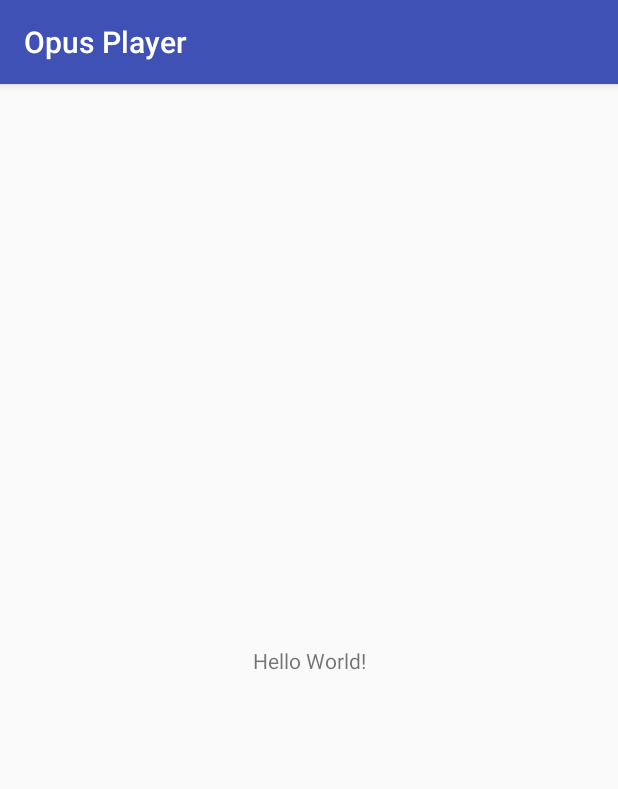
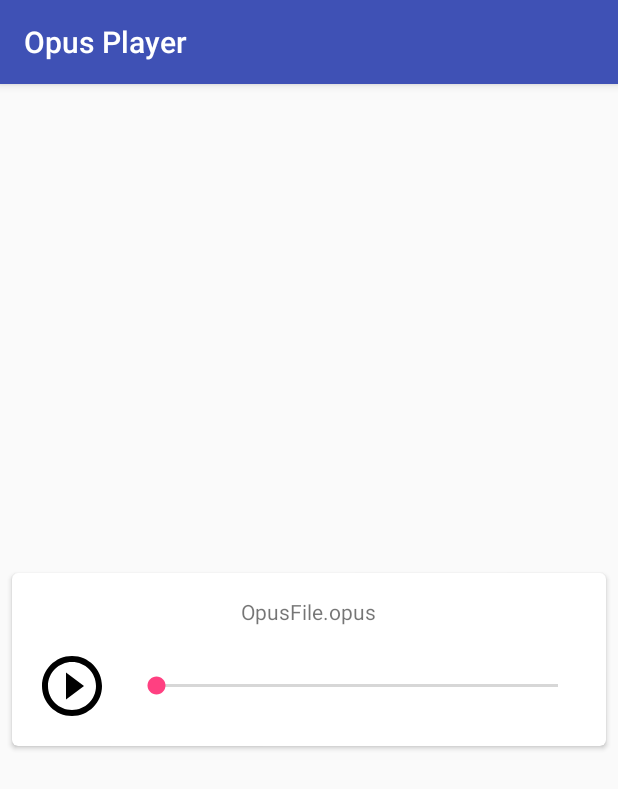
Before and after one commit to kukuhsain/OpusPlayerAndroid, an Android app: the screen it shows after launch (MainActivity), on a phone screen of 412 x 824 dp. Shown: the top 789 px of the screen. Run offline under Robolectric (Android 15) with nearby library versions, the phone set to English and light mode, and no system bars.

Commit message:
Update activity_main layout

```diff
--- /dev/null
+++ b/app/src/main/res/drawable/ic_pause_circle_outline_black_48dp.xml
@@ -0,0 +1,4 @@
+<vector android:height="48dp" android:viewportHeight="24.0"
+    android:viewportWidth="24.0" android:width="48dp" xmlns:android="http://schemas.android.com/apk/res/android">
+    <path android:fillColor="#FF000000" android:pathData="M9,16h2L11,8L9,8v8zM12,2C6.48,2 2,6.48 2,12s4.48,10 10,10 10,-4.48 10,-10S17.52,2 12,2zM12,20c-4.41,0 -8,-3.59 -8,-8s3.59,-8 8,-8 8,3.59 8,8 -3.59,8 -8,8zM13,16h2L15,8h-2v8z"/>
+</vector>
--- /dev/null
+++ b/app/src/main/res/drawable/ic_play_circle_outline_black_48dp.xml
@@ -0,0 +1,4 @@
+<vector android:height="48dp" android:viewportHeight="24.0"
+    android:viewportWidth="24.0" android:width="48dp" xmlns:android="http://schemas.android.com/apk/res/android">
+    <path android:fillColor="#FF000000" android:pathData="M10,16.5l6,-4.5 -6,-4.5v9zM12,2C6.48,2 2,6.48 2,12s4.48,10 10,10 10,-4.48 10,-10S17.52,2 12,2zM12,20c-4.41,0 -8,-3.59 -8,-8s3.59,-8 8,-8 8,3.59 8,8 -3.59,8 -8,8z"/>
+</vector>
--- a/app/src/main/res/layout/activity_main.xml
+++ b/app/src/main/res/layout/activity_main.xml
@@ -1,18 +1,57 @@
 <?xml version="1.0" encoding="utf-8"?>
-<android.support.constraint.ConstraintLayout xmlns:android="http://schemas.android.com/apk/res/android"
-    xmlns:app="http://schemas.android.com/apk/res-auto"
+<LinearLayout xmlns:android="http://schemas.android.com/apk/res/android"
     xmlns:tools="http://schemas.android.com/tools"
     android:layout_width="match_parent"
     android:layout_height="match_parent"
+    xmlns:app="http://schemas.android.com/apk/res-auto"
+    android:orientation="vertical"
+    android:gravity="center"
     tools:context="com.kukuhsain.opusplayer.MainActivity">
 
-    <TextView
-        android:layout_width="wrap_content"
+    <android.support.v7.widget.CardView
+        android:layout_width="match_parent"
         android:layout_height="wrap_content"
-        android:text="Hello World!"
-        app:layout_constraintBottom_toBottomOf="parent"
-        app:layout_constraintLeft_toLeftOf="parent"
-        app:layout_constraintRight_toRightOf="parent"
-        app:layout_constraintTop_toTopOf="parent" />
+        android:layout_margin="8dp"
+        app:cardElevation="2dp"
+        app:cardCornerRadius="4dp">
 
-</android.support.constraint.ConstraintLayout>
+        <LinearLayout
+            android:layout_width="match_parent"
+            android:layout_height="wrap_content"
+            android:orientation="vertical"
+            android:padding="8dp">
+
+            <TextView
+                android:layout_width="wrap_content"
+                android:layout_height="wrap_content"
+                android:layout_gravity="center"
+                android:padding="8dp"
+                android:text="OpusFile.opus" />
+
+            <LinearLayout
+                android:layout_width="match_parent"
+                android:layout_height="wrap_content"
+                android:orientation="horizontal">
+
+                <ImageView
+                    android:layout_width="wrap_content"
+                    android:layout_height="wrap_content"
+                    android:layout_margin="8dp"
+                    android:src="@drawable/ic_play_circle_outline_black_48dp" />
+
+                <SeekBar
+                    android:layout_width="match_parent"
+                    android:layout_height="wrap_content"
+                    android:layout_margin="8dp"
+                    android:layout_gravity="center" />
+
+            </LinearLayout>
+
+        </LinearLayout>
+
+    </android.support.v7.widget.CardView>
+
+
+
+
+</LinearLayout>
```
